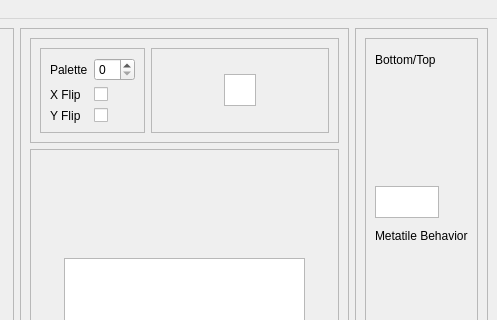
huderlem/porymap, file forms/tileseteditor.ui: the form before one commit; both pictures show x 303 to 800 and y 0 to 320 of the 800 by 600 pixel window.
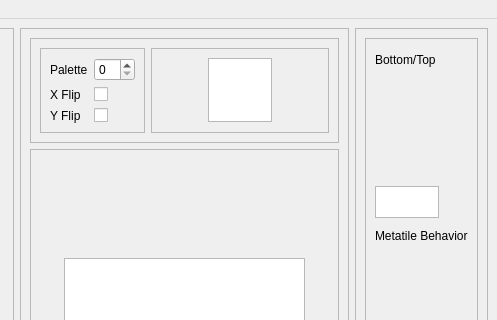
The form after the commit.

```diff
--- a/forms/tileseteditor.ui
+++ b/forms/tileseteditor.ui
@@ -186,8 +186,8 @@
                </property>
                <property name="maximumSize">
                 <size>
-                 <width>32</width>
-                 <height>32</height>
+                 <width>64</width>
+                 <height>64</height>
                 </size>
                </property>
                <property name="verticalScrollBarPolicy">
```
Left out of the diff: 2 changed lines with no effect on the pictures.
